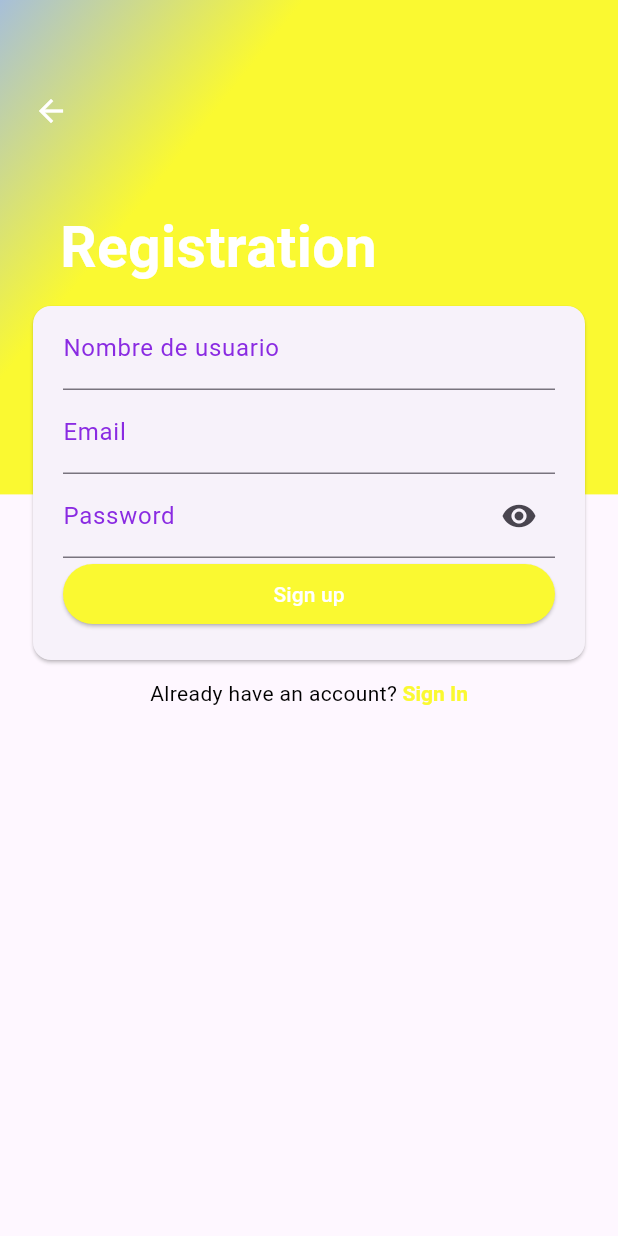
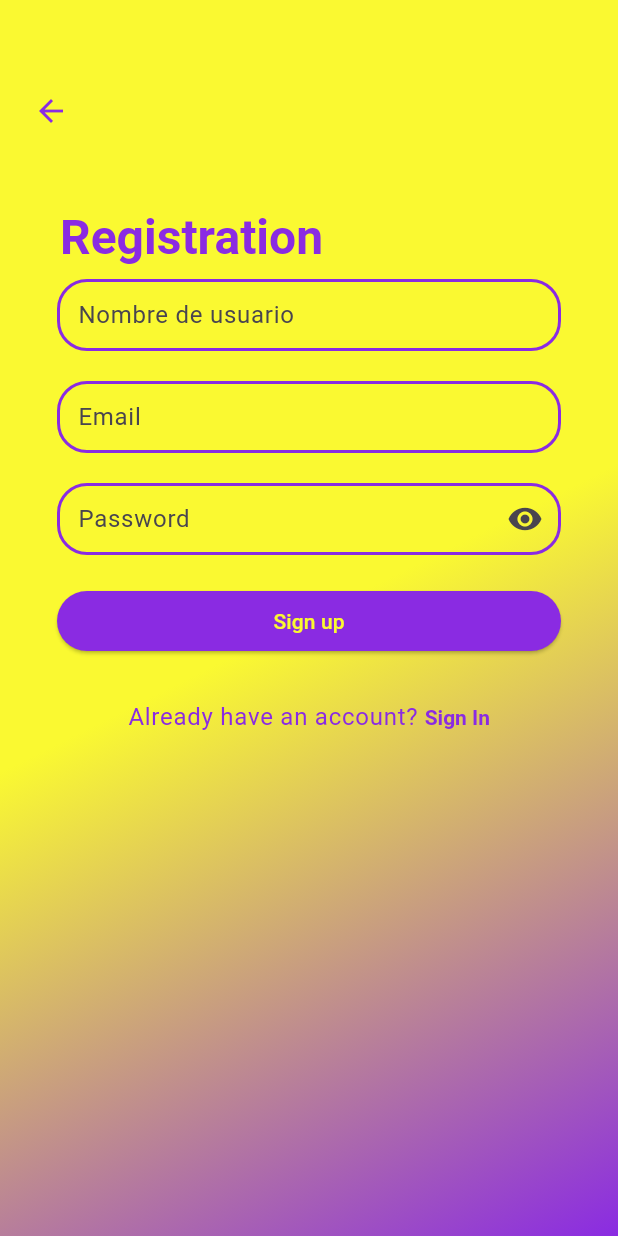
Before and after one commit to acevedo93/nekoApp, a Flutter app: the screen it shows after launch, after a tap on "Register with Email", on a phone screen of 412 x 824 dp. Run offline on Flutter 3.47's test engine with Material 2 defaults, Android fonts, the phone set to English and light mode, and no system bars; our stand-ins replace cloud_firestore, equatable, firebase_auth, firebase_core, flutter_riverpod, go_router; missing offline and left inert: animated_snack_bar; accounts and stored records are empty; network calls fail.

Commit message:
fix inputs borders

```diff
--- a/lib/presentation/screens/register/register_screen.dart
+++ b/lib/presentation/screens/register/register_screen.dart
@@ -8,14 +8,15 @@ class RegisterScreen extends StatelessWidget {
   Widget build(BuildContext context) {
     final height = MediaQuery.of(context).size.height;
     final primaryColor = Theme.of(context).primaryColor;
+    final secondaryColor = Theme.of(context).secondaryHeaderColor;
 
-    final gradientDecoration = BoxDecoration(
-      gradient: LinearGradient(
-        colors: [Color(0xFFA7BFD9), primaryColor ],
-        stops: [0.0, 0.3],
-        begin: Alignment.topLeft,
-        end: Alignment.bottomRight
-      )
+ final gradientDecoration = BoxDecoration(
+        gradient: LinearGradient(
+            colors: [primaryColor, secondaryColor],
+            stops: const [0.5, 1],
+            begin: Alignment.topLeft,
+            end: Alignment.bottomRight
+        )
 
     );
 
@@ -25,16 +26,15 @@ class RegisterScreen extends StatelessWidget {
           children: [
             Column(
             children: [
-              Container(height: height * 0.4 , decoration: gradientDecoration,),
+              Container(height: height, decoration: gradientDecoration,),
               Expanded(child: Container(
               )),
             ],
           ),
-          RegisterForm()
+          const RegisterForm()
           ]
         ),
       )
-
     );
   }
 }
--- a/lib/presentation/screens/register/widgets/register_form.dart
+++ b/lib/presentation/screens/register/widgets/register_form.dart
@@ -2,6 +2,7 @@ import 'package:flutter/material.dart';
 import 'package:flutter_riverpod/flutter_riverpod.dart';
 import 'package:go_router/go_router.dart';
 import 'package:nekonapp/presentation/state/auth/providers/auth_state_provider.dart';
+import 'package:nekonapp/presentation/theme/theme.dart';
 import 'package:nekonapp/utils/forms_validators.dart';
 import 'package:nekonapp/presentation/widgets/inputs/custom_input.dart';
 import '../../../state/auth/providers/is_loading_provider.dart';
@@ -26,9 +27,7 @@ class RegisterFormState extends ConsumerState<RegisterForm> {
   @override
   Widget build(BuildContext context) {
     final theme = Theme.of(context);
-
-    const titleStyle = TextStyle(
-        fontSize: 38, fontWeight: FontWeight.bold, color: Colors.white);
+    final textTheme= Theme.of(context).textTheme;
 
     void handleRegister() async {
       final registerWithEmailAndPassword = ref
@@ -52,24 +51,23 @@ class RegisterFormState extends ConsumerState<RegisterForm> {
               context.go('/');
             },
             icon: const Icon(Icons.arrow_back),
-            color: Colors.white,
+            color: secondary,
           ),
           const SizedBox(
             height: 40,
           ),
-          const Padding(
+          Padding(
             padding: EdgeInsets.symmetric(horizontal: 30),
             child: Text(
               'Registration',
-              style: titleStyle,
+              style: textTheme.headlineLarge,
             ),
           ),
 
-          //FORM
           Padding(
             padding: const EdgeInsets.all(8.0),
-            child: Card(
-              child: Form(
+            child:
+              Form(
                 key: _formKey,
                 child: Padding(
                   padding: const EdgeInsets.symmetric(horizontal: 20),
@@ -82,6 +80,9 @@ class RegisterFormState extends ConsumerState<RegisterForm> {
                         label: 'Nombre de usuario',
                         onChanged: (value) => null,
                       ),
+                    const SizedBox(
+                      height: 20,
+                    ),
                       CustomInput(
                         controller: emailController,
                         obscureText: false,
@@ -89,6 +90,9 @@ class RegisterFormState extends ConsumerState<RegisterForm> {
                         onChanged: (value) => null,
                         validator: FormValidators.emailValidation,
                       ),
+                        const SizedBox(
+                      height: 20,
+                    ),
                       CustomInput(
                         controller: passwordController,
                         mode: InputModes.password,
@@ -96,17 +100,19 @@ class RegisterFormState extends ConsumerState<RegisterForm> {
                         onChanged: (value) => null,
                         validator: FormValidators.passwordValidation,
                       ),
+                        const SizedBox(
+                      height: 20,
+                    ),
                       ElevatedButton(
                         onPressed:
                           handleRegister,
                         style: ElevatedButton.styleFrom(
-                            backgroundColor: theme.primaryColor,
                             minimumSize: const Size(double.infinity, 40)),
                        child: ref.watch(isLoadingProvider)
                             ? const Loader(size: 20)
                             : const Text(
                                 "Sign up",
-                                style: TextStyle(color: Colors.white),
+                                style: TextStyle(color: primary),
                               ),
                       ),
                       const SizedBox(
@@ -117,18 +123,17 @@ class RegisterFormState extends ConsumerState<RegisterForm> {
                 ),
               ),
             ),
-          ),
           Row(
             mainAxisAlignment: MainAxisAlignment.center,
             children: [
-              const Text('Already have an account? ',
-                  style: TextStyle(color: Colors.black)),
+              Text('Already have an account? ',
+                  style: textTheme.bodyLarge),
               ButtonLink(
                   onPress: () {
                     context.go('/signIn');
                   },
                   label: 'Sign In',
-                  color: theme.primaryColor)
+                  color: secondary)
             ],
           )
         ],
--- a/lib/presentation/screens/signIn/signIn_screen.dart
+++ b/lib/presentation/screens/signIn/signIn_screen.dart
@@ -13,7 +13,7 @@ class SignInScreen extends StatelessWidget {
     final gradientDecoration = BoxDecoration(
         gradient: LinearGradient(
             colors: [primaryColor, secondaryColor],
-            stops: [0.0, 0.8],
+            stops: const [0.5, 1],
             begin: Alignment.topLeft,
             end: Alignment.bottomRight));
 
--- a/lib/presentation/theme/theme.dart
+++ b/lib/presentation/theme/theme.dart
@@ -2,70 +2,51 @@ import 'package:flutter/material.dart';
 
 const Color secondary = Color(0xFF8a2be2);
 const Color primary = Color(0xFFfaf931);
-class CustomTheme{
-  static getTheme () {
+
+// const Color primary =Color(0XFF008080);
+// const Color secondary =Color(0XFFf3fcfa);
+
+class CustomTheme {
+  static getTheme() {
     return ThemeData(
       useMaterial3: true,
       primaryColor: primary,
       secondaryHeaderColor: secondary,
-
       textTheme: const TextTheme(
-        headlineLarge: TextStyle(color: secondary, fontWeight: FontWeight.bold),
-        bodyLarge: TextStyle(color: secondary)
-      ),
+          headlineLarge:
+              TextStyle(color: secondary, fontWeight: FontWeight.bold),
+          bodyLarge: TextStyle(color: secondary)),
+      scaffoldBackgroundColor: primary,
+      appBarTheme: AppBarTheme(
+      backgroundColor: primary, iconTheme: IconThemeData(color: secondary)),
       elevatedButtonTheme: ElevatedButtonThemeData(
-        style: ElevatedButton.styleFrom(
-          backgroundColor: secondary
-        )
-      ),
+          style: ElevatedButton.styleFrom(backgroundColor: secondary)),
       textButtonTheme: TextButtonThemeData(
-        style: TextButton.styleFrom(
-          foregroundColor: secondary,
-        )
-      ),
-      inputDecorationTheme: const InputDecorationTheme(
-        labelStyle: TextStyle(
-          color: secondary
+          style: TextButton.styleFrom(
+        foregroundColor: secondary,
+      )),
+      inputDecorationTheme: InputDecorationTheme(
+        border: OutlineInputBorder(
+          borderRadius: BorderRadius.circular(20.0),
         ),
-        floatingLabelStyle: TextStyle(
-          color: secondary
+        enabledBorder: OutlineInputBorder(
+          borderSide: const BorderSide(color: secondary, width: 2.0),
+          borderRadius: BorderRadius.circular(20.0),
         ),
-        focusedBorder:UnderlineInputBorder(
-          borderSide: BorderSide(color: secondary, width: 1)) ,
+        focusedBorder: OutlineInputBorder(
+          borderSide: const BorderSide(color: secondary, width: 2.0),
+          borderRadius: BorderRadius.circular(20.0),
+        ),
+        contentPadding: const EdgeInsets.all(10),
       ),
       outlinedButtonTheme: OutlinedButtonThemeData(
         style: OutlinedButton.styleFrom(
-
-          foregroundColor: secondary,
-          padding: const EdgeInsets.symmetric(horizontal: 70),
-          side:const  BorderSide( width: 1, color: secondary),
-          textStyle: const TextStyle(
-            color: secondary,
-            fontWeight: FontWeight.bold
-          ),
-        )
-      ),
-
+        foregroundColor: secondary,
+        padding: const EdgeInsets.symmetric(horizontal: 70),
+        side: const BorderSide(width: 1, color: secondary),
+        textStyle:
+            const TextStyle(color: secondary, fontWeight: FontWeight.bold),
+      )),
     );
   }
 }
-
-// MaterialColor createMaterialColor(Color color) {
-//   List strengths = <double>[.05];
-//   Map<int, Color> swatch = {};
-//   final int r = color.red, g = color.green, b = color.blue;
-
-//   for (int i = 1; i < 10; i++) {
-//     strengths.add(0.1 * i);
-//   }
-//   for (var strength in strengths) {
-//     final double ds = 0.5 - strength;
-//     swatch[(strength * 1000).round()] = Color.fromRGBO(
-//       r + ((ds < 0 ? r : (255 - r)) * ds).round(),
-//       g + ((ds < 0 ? g : (255 - g)) * ds).round(),
-//       b + ((ds < 0 ? b : (255 - b)) * ds).round(),
-//       1,
-//     );
-//   };
-//   return MaterialColor(color.value, swatch);
-// }
--- a/lib/presentation/widgets/inputs/custom_input.dart
+++ b/lib/presentation/widgets/inputs/custom_input.dart
@@ -28,8 +28,8 @@ class CustomInput extends StatelessWidget {
     final InputDecoration customInputDecoration = InputDecoration(
         fillColor: theme.primaryColor,
         label: label != null ? Text(label!) : null,
+
     );
-
     if (mode == InputModes.password) {
       return _TextFormFieldPassword(
         onChanged: onChanged,
--- a/lib/presentation/widgets/loader/loader.dart
+++ b/lib/presentation/widgets/loader/loader.dart
@@ -6,12 +6,13 @@ class Loader extends StatelessWidget {
 
   @override
   Widget build(BuildContext context) {
+    final primaryColor = Theme.of(context).primaryColor;
     return SizedBox(
       height: size,
       width: size,
-      child: const CircularProgressIndicator(
+      child: CircularProgressIndicator(
         strokeWidth: 2,
-        color: Colors.white
+        color: primaryColor
       ),
     );
   }
```
Also changed, not shown: lib/presentation/screens/signIn/widgets/signIn_form.dart (+9 -8 lines), lib/presentation/widgets/pomodoroTimer/pomodoro_timer.dart (+7 -3 lines).
